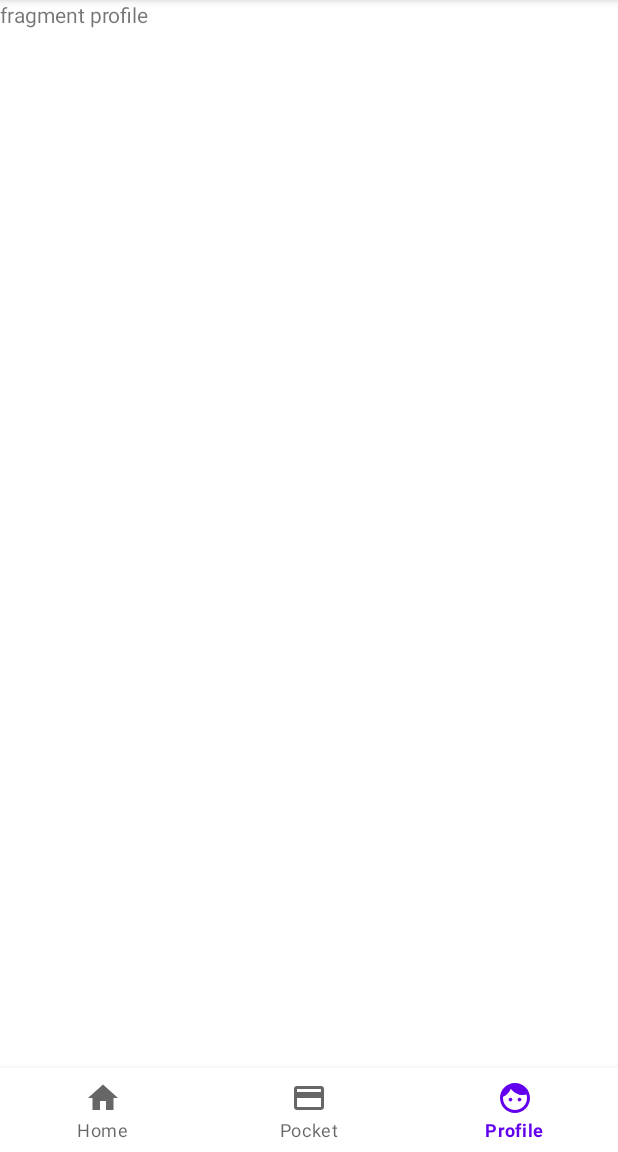
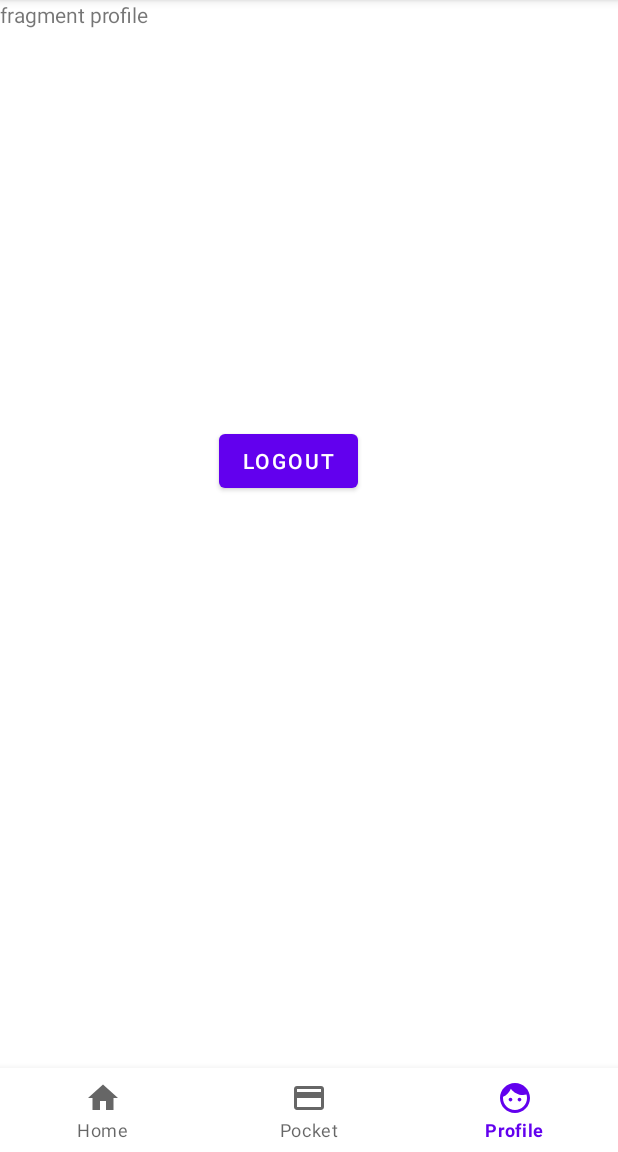
Before and after one commit to GtFoBAE05/TugasBesarPBP, an Android app: the landingPageFragment screen opened directly, with no data from a screen before it, item 3 of the bottom bar chosen, on a phone screen of 412 x 824 dp, the part 84-1236 px from its top. Run offline under Robolectric (Android 15) with nearby library versions, the phone set to English and light mode, and no system bars.

Commit message:
selesai UGD 1&2

```diff
--- a/app/src/main/java/com/example/tugasbesarpbp/homeActivity.kt
+++ b/app/src/main/java/com/example/tugasbesarpbp/homeActivity.kt
@@ -6,6 +6,7 @@ import android.os.Bundle
 import android.view.Menu
 import android.view.MenuInflater
 import android.view.MenuItem
+import android.widget.TextView
 import androidx.fragment.app.Fragment
 import com.google.android.material.bottomnavigation.BottomNavigationView
 
@@ -16,7 +17,6 @@ class homeActivity : AppCompatActivity() {
         setContentView(R.layout.activity_home)
 
         botNavBar = findViewById(R.id.bottomnav)
-
         changeFragment(landingPageFragment())
 
         botNavBar.setOnItemSelectedListener {
--- a/app/src/main/java/com/example/tugasbesarpbp/landingPageFragment.kt
+++ b/app/src/main/java/com/example/tugasbesarpbp/landingPageFragment.kt
@@ -12,24 +12,24 @@ import com.example.tugasbesarpbp.entity.Pocket
 
 
 class landingPageFragment : Fragment() {
-    private lateinit var tvUsername:TextView
-    var myTextView: TextView? = null
+    lateinit var tvUsername:TextView
 
     override fun onCreateView(
         inflater: LayoutInflater,
         container: ViewGroup?,
         savedInstanceState: Bundle?
     ): View? {
-        tvUsername= inflater.inflate(R.layout.fragment_landing_page, container, false).findViewById(R.id.txtUserName);
-
-
-
         return inflater.inflate(R.layout.fragment_landing_page, container, false)
     }
 
     override fun onViewCreated(view: View, savedInstanceState: Bundle?) {
         super.onViewCreated(view, savedInstanceState)
 
+        tvUsername= view.findViewById(R.id.txtUserName);
+
+        val username=requireActivity().intent.getStringExtra("usernameLogin")
+
+        tvUsername.text=username
 
         val layoutManager= LinearLayoutManager(context,LinearLayoutManager.HORIZONTAL,false)
         val adapter: rvPocketAdapter = rvPocketAdapter(Pocket.listOfPocket)
@@ -41,9 +41,9 @@ class landingPageFragment : Fragment() {
 
         rvPocket.adapter=adapter
 
-
-
     }
 
 
+
+
 }
--- a/app/src/main/java/com/example/tugasbesarpbp/profileFragment.kt
+++ b/app/src/main/java/com/example/tugasbesarpbp/profileFragment.kt
@@ -1,12 +1,16 @@
 package com.example.tugasbesarpbp
 
+import android.content.DialogInterface
 import android.os.Bundle
 import androidx.fragment.app.Fragment
 import android.view.LayoutInflater
 import android.view.View
 import android.view.ViewGroup
+import android.widget.Button
+import androidx.appcompat.app.AlertDialog
 
 class profileFragment : Fragment() {
+    lateinit var btnLogout:Button
     override fun onCreateView(
         inflater: LayoutInflater,
         container: ViewGroup?,
@@ -14,4 +18,19 @@ class profileFragment : Fragment() {
     ): View? {
         return inflater.inflate(R.layout.fragment_profile, container, false)
     }
+
+    override fun onViewCreated(view: View, savedInstanceState: Bundle?) {
+        super.onViewCreated(view, savedInstanceState)
+        btnLogout=view.findViewById(R.id.btnLogoutInProfilePage)
+        btnLogout.setOnClickListener {
+            val alertDialogBuilder = AlertDialog.Builder(requireContext())
+            alertDialogBuilder.setMessage("Are you sure want to exit?").setPositiveButton("YES", object : DialogInterface.OnClickListener{
+                override fun onClick(p0: DialogInterface?, p1: Int) {
+                    activity!!.finishAndRemoveTask()
+                }
+            }).show()
+        }
+    }
+
+
 }
--- a/app/src/main/res/layout/fragment_landing_page.xml
+++ b/app/src/main/res/layout/fragment_landing_page.xml
@@ -30,7 +30,9 @@
             android:layout_alignParentTop="true"
             android:layout_marginStart="33dp"
             android:layout_marginTop="36dp"
-            android:text="TextView" />
+            android:text="TextView"
+            android:textSize="34sp"
+            android:textStyle="bold" />
 
         <androidx.recyclerview.widget.RecyclerView
             android:id="@+id/rv_pocket"
--- a/app/src/main/res/layout/fragment_profile.xml
+++ b/app/src/main/res/layout/fragment_profile.xml
@@ -1,14 +1,39 @@
 <?xml version="1.0" encoding="utf-8"?>
 <FrameLayout xmlns:android="http://schemas.android.com/apk/res/android"
+    xmlns:app="http://schemas.android.com/apk/res-auto"
     xmlns:tools="http://schemas.android.com/tools"
     android:layout_width="match_parent"
     android:layout_height="match_parent"
     tools:context=".profileFragment">
 
     <!-- TODO: Update blank fragment layout -->
-    <TextView
+
+    <androidx.constraintlayout.widget.ConstraintLayout
         android:layout_width="match_parent"
-        android:layout_height="wrap_content"
-        android:text="fragment profile" />
+        android:layout_height="match_parent">
+
+        <TextView
+            android:id="@+id/textView"
+            android:layout_width="match_parent"
+            android:layout_height="wrap_content"
+            android:text="fragment profile"
+            app:layout_constraintBottom_toBottomOf="parent"
+            app:layout_constraintEnd_toEndOf="parent"
+            app:layout_constraintStart_toStartOf="parent"
+            app:layout_constraintTop_toTopOf="parent"
+            app:layout_constraintVertical_bias="0.0" />
+
+        <Button
+            android:id="@+id/btnLogoutInProfilePage"
+            android:layout_width="wrap_content"
+            android:layout_height="wrap_content"
+            android:text="LOGOUT"
+            app:layout_constraintBottom_toBottomOf="parent"
+            app:layout_constraintEnd_toEndOf="parent"
+            app:layout_constraintHorizontal_bias="0.457"
+            app:layout_constraintStart_toStartOf="parent"
+            app:layout_constraintTop_toBottomOf="@+id/textView"
+            app:layout_constraintVertical_bias="0.41000003" />
+    </androidx.constraintlayout.widget.ConstraintLayout>
 
 </FrameLayout>
```
